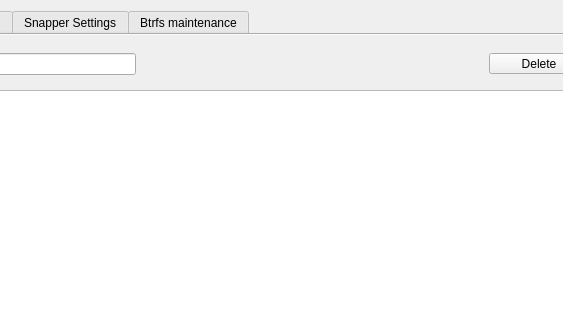
nexusriot/btrfs-assistant, file src/ui/MainWindow.ui: the form before one commit; both pictures show x 231 to 794 and y 0 to 320 of the 946 by 717 pixel window.
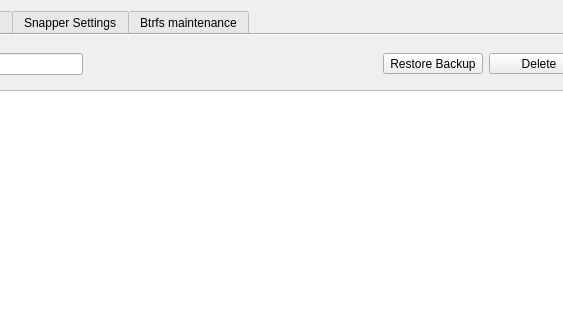
The form after the commit. The open tabs and pages were chosen to show the change. Icons and pictures are not drawn. Custom widgets are drawn as their Qt base class.

Commit message: Add the ability to restore subvolume backups

What changed in the file:
```diff
--- a/src/ui/MainWindow.ui
+++ b/src/ui/MainWindow.ui
@@ -545,6 +545,26 @@
                  </property>
                 </spacer>
                </item>
+               <item>
+                <widget class="QToolButton" name="toolButton_subvolRestoreBackup">
+                 <property name="minimumSize">
+                  <size>
+                   <width>100</width>
+                   <height>0</height>
+                  </size>
+                 </property>
+                 <property name="text">
+                  <string>Restore Backup</string>
+                 </property>
+                 <property name="icon">
+                  <iconset resource="../../icons/icons.qrc">
+                   <normaloff>:/icons/restore.svg</normaloff>:/icons/restore.svg</iconset>
+                 </property>
+                 <property name="toolButtonStyle">
+                  <enum>Qt::ToolButtonTextUnderIcon</enum>
+                 </property>
+                </widget>
+               </item>
                <item>
                 <widget class="QToolButton" name="toolButton_subvolDelete">
                  <property name="minimumSize">
```
The commit also changes 3 other files.
